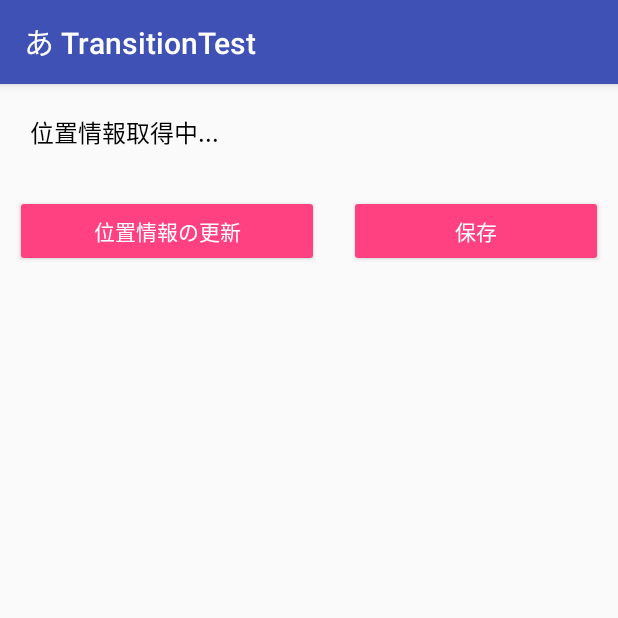
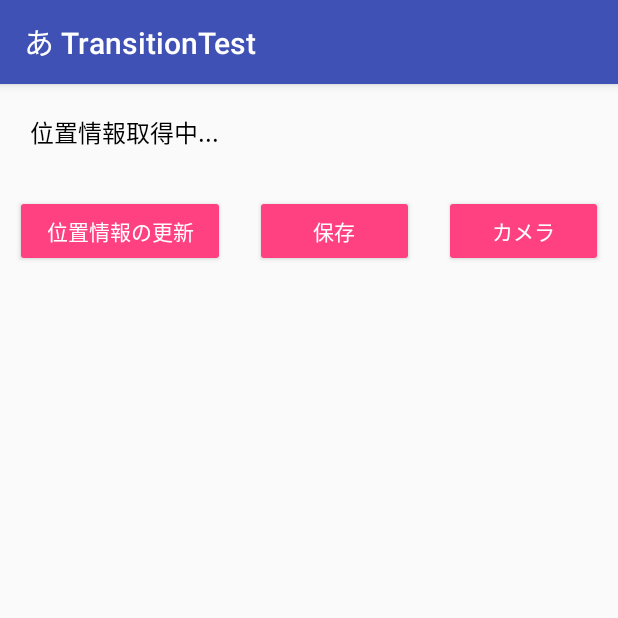
Before and after one commit to nishida1/TransitionTest, an Android app: the screen it shows after launch (LocationActivity), on a phone screen of 412 x 824 dp, the top half of it. Run offline under Robolectric (Android 15) with nearby library versions, the phone set to English and light mode, and no system bars.

Commit message:
camera #3

```diff
--- a/app/src/main/java/com/example/nishida/transitiontest/LocationActivity.java
+++ b/app/src/main/java/com/example/nishida/transitiontest/LocationActivity.java
@@ -42,6 +42,8 @@ import android.widget.ListView;
 import java.util.ArrayList;
 
 public class LocationActivity extends AppCompatActivity {
+
+    static final int RESULT_SUBACTIVITY = 1000;
     // Fused Location Provider API.
     private FusedLocationProviderClient fusedLocationClient;
 
@@ -116,6 +118,17 @@ public class LocationActivity extends AppCompatActivity {
             @Override
             public void onClick(View v) {
                 onClickWrite();
+            }
+        });
+
+        // 「カメラ」ボタン
+        Button buttonCamera = (Button) findViewById(R.id.button_camera);
+        buttonCamera.setOnClickListener(new View.OnClickListener() {
+            @Override
+            public void onClick(View v) {
+                // TODO カメラ画面からの戻り値を取得
+                Intent intent = new Intent(getApplication(), SubActivity.class);
+                startActivityForResult( intent, RESULT_SUBACTIVITY );
             }
         });
 
--- a/app/src/main/java/com/example/nishida/transitiontest/MainActivity.java
+++ b/app/src/main/java/com/example/nishida/transitiontest/MainActivity.java
@@ -16,7 +16,7 @@ public class MainActivity extends AppCompatActivity {
             = "com.example.nishida.transitiontest.MESSAGE";
 
     private TextView textView;
-    static final int RESULT_SUBACTIVITY = 1000;
+    //static final int RESULT_SUBACTIVITY = 1000;
 
     @Override
     protected void onCreate(Bundle savedInstanceState) {
--- a/app/src/main/res/layout/activity_main.xml
+++ b/app/src/main/res/layout/activity_main.xml
@@ -42,6 +42,16 @@
             android:text="@string/save"
             android:textSize="14sp" />
 
+        <Button
+            android:id="@+id/button_camera"
+            style="@style/Widget.AppCompat.Button.Colored"
+            android:layout_width="wrap_content"
+            android:layout_height="wrap_content"
+            android:layout_margin="10dp"
+            android:layout_weight="1"
+            android:text="@string/camera"
+            android:textSize="14sp" />
+
     </LinearLayout>
 
     <ListView
```
